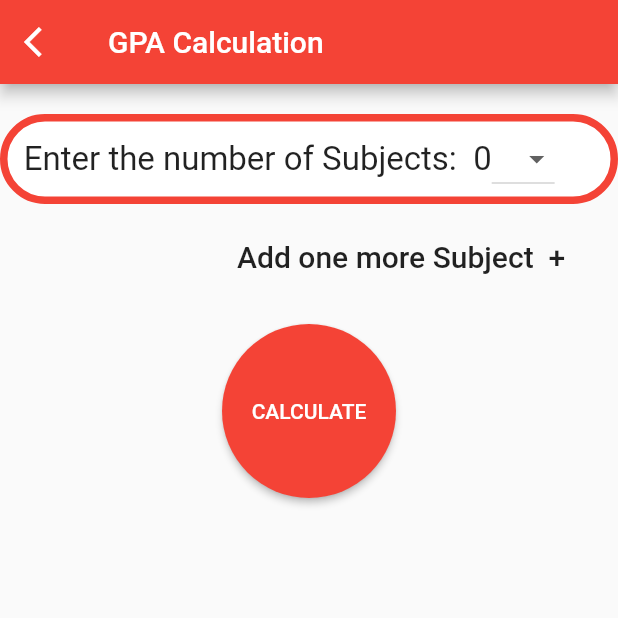
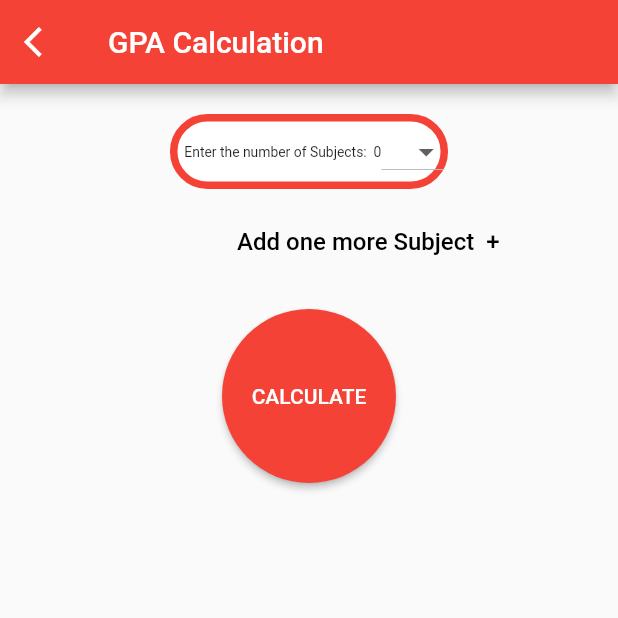
Before and after one commit to Kathireshpraveen/gpa_calculator, a Flutter app: the screen it shows after launch, after a tap on "GPA CALCI", on a phone screen of 412 x 824 dp, the top half of it. Run offline on Flutter 3.47's test engine with Material 2 defaults, Android fonts, the phone set to English and light mode, and no system bars; our stand-ins replace sqflite, toast; accounts and stored records are empty.

Commit message:
Pixel overflow corrected

```diff
--- a/lib/gpa_calc.dart
+++ b/lib/gpa_calc.dart
@@ -44,8 +44,8 @@ class _gpaState extends State<gpa> {
             ));
         sc.add(
           Container(
-            height: 60,
-            width: 500,
+            height: 50,
+            width: (WidgetsBinding.instance.window.physicalSize.width*0.3),
             decoration: BoxDecoration(
                 color: Colors.white,
                 border: Border.all(
@@ -59,7 +59,7 @@ class _gpaState extends State<gpa> {
                 children: [
                   Text("    "+i.toString()+"     Credit:  "+credit[i-1].toString()+"   ",
                     style: TextStyle(
-                      fontSize:22,
+                      fontSize:WidgetsBinding.instance.window.physicalSize.width*0.0130694444,
                     ),
                   ),
                   DropdownButton<String>(
@@ -82,7 +82,7 @@ class _gpaState extends State<gpa> {
 
                   Text("     Grade:  "+grade[i-1],
                     style: TextStyle(
-                      fontSize:22,
+                      fontSize:WidgetsBinding.instance.window.physicalSize.width*0.0130694444,
                     ),
                   ),
                   DropdownButton<String>(
@@ -129,8 +129,8 @@ class _gpaState extends State<gpa> {
               dimension: 20,
             ),
             Container(
-              height: 60,
-              width: 500,
+              height: 50,
+              width:  (WidgetsBinding.instance.window.physicalSize.width*0.3),
               decoration: BoxDecoration(
                   color: Colors.white,
                   border: Border.all(
@@ -142,14 +142,15 @@ class _gpaState extends State<gpa> {
               child: Center(
                 child: Row(
                   children: [
-                    const Text("  Enter the number of Subjects:  ",
+                    Text("  Enter the number of Subjects:  ",
                     style: TextStyle(
-                      fontSize:22,
+                      fontSize:WidgetsBinding.instance.window.physicalSize.width*0.0150111111111,
                     ),
                   ),
                     Text(ns!,
                       style: TextStyle(
-                        fontSize:22,
+                        fontSize:WidgetsBinding.instance.window.physicalSize.width*0.0150111111111,
+
                       ),
                     ),
                     DropdownButton<String>(
@@ -205,11 +206,11 @@ class _gpaState extends State<gpa> {
                 );
                 },
                   style: TextButton.styleFrom(
-                  foregroundColor: Colors.black87,
+                  foregroundColor: Colors.black,
                   ),
                   child: Text("Add one more Subject  +",
                   style: TextStyle(
-                    fontSize: 20,
+                    fontSize: 16,
                   ),
                 ),
                 ),
--- a/lib/main.dart
+++ b/lib/main.dart
@@ -57,9 +57,7 @@ class home_page extends StatelessWidget {
               ),
             ],
           ),
-          Flexible(
-            child: Row(
-               mainAxisAlignment: MainAxisAlignment.spaceAround,
+           Row(
               children: [
                   ElevatedButton(onPressed: (){
                     Navigator.of(context).push(MaterialPageRoute(builder: (context)=>gpa()));
@@ -67,22 +65,23 @@ class home_page extends StatelessWidget {
                       child: Text('GPA CALCI'),
                       style: ElevatedButton.styleFrom(
                         shape: CircleBorder(),
-                        padding: EdgeInsets.all(60),
+                        padding: EdgeInsets.all(WidgetsBinding.instance.window.physicalSize.width/21.29),
                       ),
                   ),
                 ElevatedButton(onPressed: (){},
                      child: Text('CGPA CALCI'),
                       style: ElevatedButton.styleFrom(
                       shape: CircleBorder(),
-                      padding: EdgeInsets.all(60),
+                      padding: EdgeInsets.all(WidgetsBinding.instance.window.physicalSize.width/21.29),
                 ),
                 ),
+
               ],
             ),
-          ),
+
           Flexible(
             child: Row(
-              mainAxisAlignment: MainAxisAlignment.spaceAround,
+              mainAxisAlignment: MainAxisAlignment.spaceEvenly,
               children: [
                 ElevatedButton(onPressed: () {
 
@@ -91,14 +90,14 @@ class home_page extends StatelessWidget {
                   child: Text('MY GPA'),
                   style: ElevatedButton.styleFrom(
                     shape: CircleBorder(),
-                    padding: EdgeInsets.all(60),
+                    padding: EdgeInsets.all(WidgetsBinding.instance.window.physicalSize.width/21.29),
                   ),
                 ),
                 ElevatedButton(onPressed: (){},
                   child: Text('MY CGPA'),
                   style: ElevatedButton.styleFrom(
                     shape: CircleBorder(),
-                    padding: EdgeInsets.all(60),
+                    padding: EdgeInsets.all(WidgetsBinding.instance.window.physicalSize.width/21.29),
                   ),
                 ),
               ],
```
